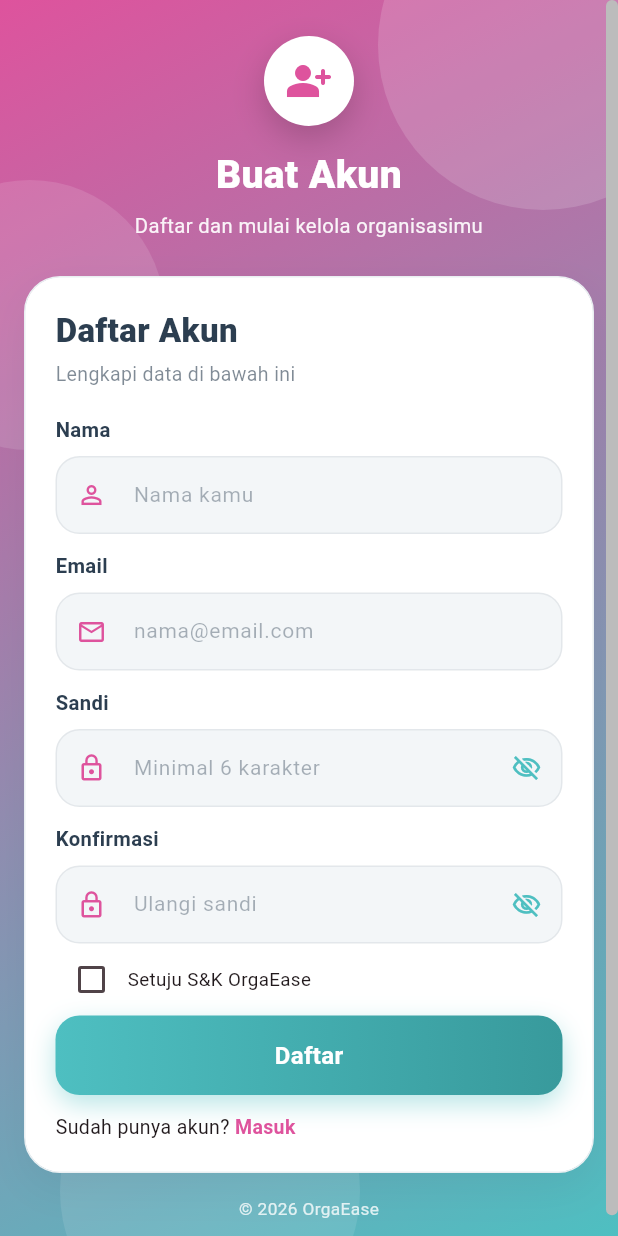
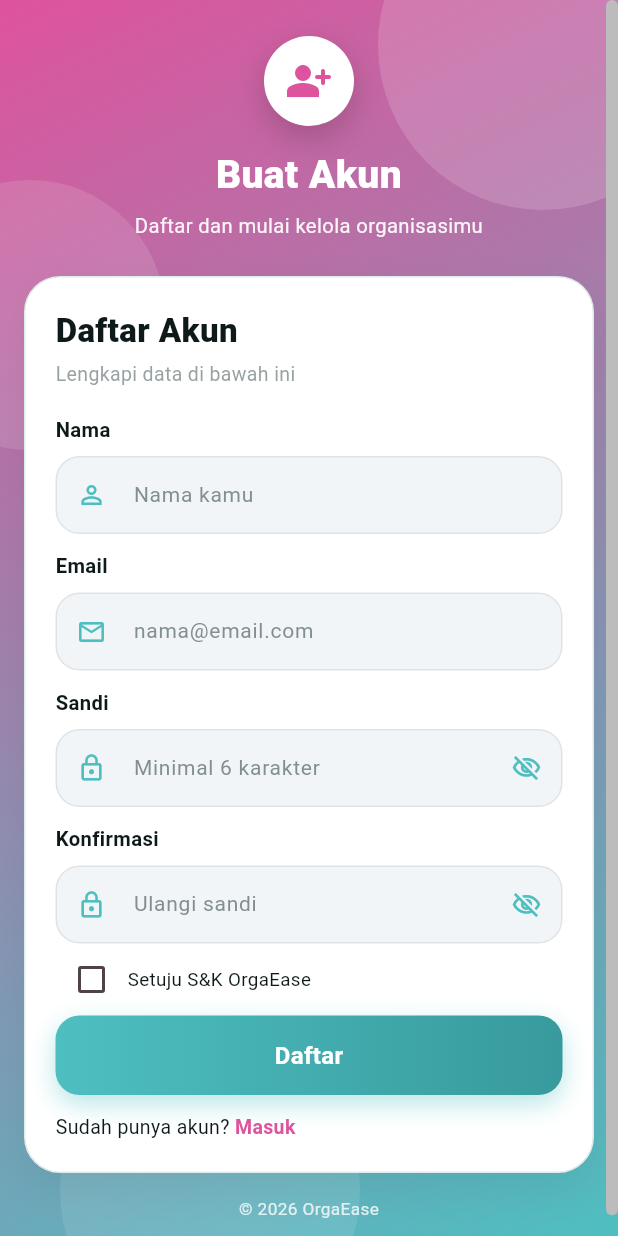
Before and after one commit to DionmaSinaga/OrgaEase, a Flutter app: the screen it shows after launch, after a tap on "Masuk", after a tap on "Daftar", on a phone screen of 412 x 824 dp. Run offline on Flutter 3.47's test engine with Material 3 defaults, Android fonts, the phone set to English and light mode, and no system bars; missing offline and left inert: postgres.

Commit message:
add dark mode

```diff
--- a/orga_ease/lib/app_color.dart
+++ b/orga_ease/lib/app_color.dart
@@ -4,17 +4,94 @@ class AppColors {
   // Warna Fondasi Utama Anda
   static const Color primaryPink = Color(0xFFDE539D);
   static const Color primaryTeal = Color(0xFF4EBFC1);
-  static const Color backgroundWhite = Color(0xFFF9FDFD);
+  static const Color lightBackground = Color(0xFFF9FDFD);
+  static const Color lightCard = Color(0xFFEAEFF2);
+  static const Color lightText = Color(0xFF0E1A1A);
+  static const Color lightSubtext = Color(0xFF526363);
+  static const Color lightBorder = Color(0xFFE0EBEB);
 
-  // Varian Tambahan
-  static const Color textDark = Color(0xFF2C3E50);
-  static const Color cardGray = Color(0xFFEAEFF2);
-  static const Color pinkHover = Color(0xFFB8387C);
-  static const Color pinkSoft = Color(0xFFFCE4F0);
-  static const Color tealHover = Color(0xFF389A9C);
+  // Palet Dark Mode
+  static const Color darkPink = primaryPink; // tetap sama, tapi bisa diganti jika mau
+  static const Color darkTeal = primaryTeal; // tetap sama, tapi bisa diganti jika mau
+  static const Color darkBackground = Color(0xFF121E1F);
+  static const Color darkCard = Color(0xFF1A2C2E);
+  static const Color darkText = Color(0xFFE0F2F1);
+  static const Color darkSubtext = Color(0xFF94A8A8);
+  static const Color darkBorder = Color(0xFF2A3F41);
 
   // Fungsional
   static const Color success = Color(0xFF2ECC71);
   static const Color warning = Color(0xFFF1C40F);
   static const Color error = Color(0xFFE74C3C);
+
+  // --- Varian hover / tekan / lembut (saya sesuaikan dari palet Anda) ---
+  // Light: hover = versi lebih gelap agar kontras di atas terang.
+  static const Color pinkHover = Color(0xFFB8387C);
+  static const Color tealHover = Color(0xFF389A9C);
+  static const Color pinkSoft = Color(0xFFFCE4F0);
+  static const Color tealSoft = Color(0xFFDCF3F4);
+  // Dark: hover = versi lebih terang agar kontras di atas gelap.
+  static const Color darkPinkHover = pinkHover;
+  static const Color darkTealHover = tealHover;
+  static const Color darkPinkSoft = Color(0xFF3A2A32);
+  static const Color darkTealSoft = Color(0xFF1E3D40);
+  // Isian field saat dark: sedikit lebih terang dari kartu.
+  static const Color darkField = Color(0xFF22393C);
+
+  // --- Helper sadar-tema ---
+  static bool isDark(BuildContext context) =>
+      Theme.of(context).brightness == Brightness.dark;
+
+  /// Aksen utama mengikuti tema (pink terang / pink lembut di dark).
+  static Color primary(BuildContext context) =>
+      isDark(context) ? darkPink : primaryPink;
+
+  static Color secondary(BuildContext context) =>
+      isDark(context) ? darkTeal : primaryTeal;
+
+  static Color primaryHover(BuildContext context) =>
+      isDark(context) ? darkPinkHover : pinkHover;
+
+  static Color secondaryHover(BuildContext context) =>
+      isDark(context) ? darkTealHover : tealHover;
+
+  static Color primarySoft(BuildContext context) =>
+      isDark(context) ? darkPinkSoft : pinkSoft;
+
+  static Color secondarySoft(BuildContext context) =>
+      isDark(context) ? darkTealSoft : tealSoft;
+
+  /// Permukaan kartu: putih di light (kontras dgn lightBackground),
+  /// darkCard di dark.
+  static Color card(BuildContext context) =>
+      isDark(context) ? darkCard : Colors.white;
+
+  /// Permukaan alternatif (footer sidebar, chip ikon, dsb).
+  static Color cardAlt(BuildContext context) =>
+      isDark(context) ? darkField : lightCard;
+
+  static Color border(BuildContext context) =>
+      isDark(context) ? darkBorder : lightBorder;
+
+  static Color ink(BuildContext context) =>
+      isDark(context) ? darkText : lightText;
+
+  static Color subInk(BuildContext context, [double alpha = 0.6]) =>
+      (isDark(context) ? darkSubtext : lightSubtext)
+          .withValues(alpha: alpha);
+
+  static Color mutedIcon(BuildContext context) =>
+      isDark(context) ? darkSubtext : lightSubtext;
+
+  /// Isian TextField.
+  static Color field(BuildContext context) =>
+      isDark(context) ? darkField : lightCard.withValues(alpha: 0.6);
+
+  static Color fieldBorder(BuildContext context) =>
+      isDark(context) ? darkBorder : lightText.withValues(alpha: 0.08);
+
+  /// Warna bayangan kartu.
+  static Color cardShadow(BuildContext context) => isDark(context)
+      ? Colors.black.withValues(alpha: 0.35)
+      : lightText.withValues(alpha: 0.07);
 }
--- /dev/null
+++ b/orga_ease/lib/core/app_theme.dart
@@ -0,0 +1,165 @@
+import 'package:flutter/material.dart';
+import 'package:orga_ease/app_color.dart';
+
+/// Tema terang & gelap OrgaEase, selaras dengan palet baru di AppColors.
+class AppTheme {
+  static ThemeData light() {
+    final scheme = ColorScheme.fromSeed(
+      seedColor: AppColors.primaryPink,
+      brightness: Brightness.light,
+    );
+    return ThemeData(
+      useMaterial3: true,
+      brightness: Brightness.light,
+      scaffoldBackgroundColor: AppColors.lightBackground,
+      primaryColor: AppColors.primaryPink,
+      colorScheme: scheme.copyWith(
+        primary: AppColors.primaryPink,
+        secondary: AppColors.primaryTeal,
+        surface: Colors.white,
+        error: AppColors.error,
+      ),
+      cardColor: Colors.white,
+      dividerColor: AppColors.lightBorder,
+      hoverColor: AppColors.primaryPink.withValues(alpha: 0.06),
+      splashColor: AppColors.primaryPink.withValues(alpha: 0.12),
+      // Tombol aksi utama: pink -> pinkHover saat ditekan/hover.
+      elevatedButtonTheme: ElevatedButtonThemeData(
+        style: ButtonStyle(
+          backgroundColor: WidgetStateProperty.resolveWith((s) {
+            if (s.contains(WidgetState.pressed) ||
+                s.contains(WidgetState.hovered) ||
+                s.contains(WidgetState.focused)) {
+              return AppColors.pinkHover;
+            }
+            return AppColors.primaryPink;
+          }),
+          foregroundColor:
+              const WidgetStatePropertyAll<Color>(Colors.white),
+        ),
+      ),
+      textButtonTheme: TextButtonThemeData(
+        style: ButtonStyle(
+          foregroundColor: WidgetStateProperty.resolveWith((s) {
+            if (s.contains(WidgetState.pressed) ||
+                s.contains(WidgetState.hovered)) {
+              return AppColors.pinkHover;
+            }
+            return AppColors.primaryPink;
+          }),
+        ),
+      ),
+      checkboxTheme: CheckboxThemeData(
+        fillColor: WidgetStateProperty.resolveWith((s) {
+          if (s.contains(WidgetState.selected)) {
+            return AppColors.primaryTeal;
+          }
+          return null;
+        }),
+      ),
+      inputDecorationTheme: InputDecorationTheme(
+        focusedBorder: OutlineInputBorder(
+          borderRadius: BorderRadius.circular(16),
+          borderSide:
+              const BorderSide(color: AppColors.primaryTeal, width: 1.6),
+        ),
+      ),
+      switchTheme: SwitchThemeData(
+        thumbColor: const WidgetStatePropertyAll<Color>(Colors.white),
+        trackColor: WidgetStateProperty.resolveWith((s) {
+          if (s.contains(WidgetState.selected)) {
+            return AppColors.lightText.withValues(alpha: 0.85);
+          }
+          return Colors.white.withValues(alpha: 0.45);
+        }),
+      ),
+    );
+  }
+
+  static ThemeData dark() {
+    final scheme = ColorScheme.fromSeed(
+      seedColor: AppColors.darkPink,
+      brightness: Brightness.dark,
+    );
+    return ThemeData(
+      useMaterial3: true,
+      brightness: Brightness.dark,
+      scaffoldBackgroundColor: AppColors.darkBackground,
+      primaryColor: AppColors.darkPink,
+      colorScheme: scheme.copyWith(
+        primary: AppColors.darkPink,
+        secondary: AppColors.darkTeal,
+        surface: AppColors.darkCard,
+        surfaceContainerHighest: AppColors.darkField,
+        error: AppColors.error,
+      ),
+      cardColor: AppColors.darkCard,
+      dividerColor: AppColors.darkBorder,
+      hoverColor: AppColors.darkPink.withValues(alpha: 0.10),
+      splashColor: AppColors.darkPink.withValues(alpha: 0.16),
+      appBarTheme: const AppBarTheme(
+          backgroundColor: AppColors.darkBackground,
+          foregroundColor: AppColors.darkText),
+      elevatedButtonTheme: ElevatedButtonThemeData(
+        style: ButtonStyle(
+          backgroundColor: WidgetStateProperty.resolveWith((s) {
+            if (s.contains(WidgetState.pressed) ||
+                s.contains(WidgetState.hovered) ||
+                s.contains(WidgetState.focused)) {
+              return AppColors.darkPinkHover;
+            }
+            return AppColors.darkPink;
+          }),
+          // Teks gelap di atas pink lembut agar kontras.
+          foregroundColor:
+              const WidgetStatePropertyAll<Color>(AppColors.darkBackground),
+        ),
+      ),
+      textButtonTheme: TextButtonThemeData(
+        style: ButtonStyle(
+          foregroundColor: WidgetStateProperty.resolveWith((s) {
+            if (s.contains(WidgetState.pressed) ||
+                s.contains(WidgetState.hovered)) {
+              return AppColors.darkPinkHover;
+            }
+            return AppColors.darkPink;
+          }),
+        ),
+      ),
+      checkboxTheme: CheckboxThemeData(
+        fillColor: WidgetStateProperty.resolveWith((s) {
+          if (s.contains(WidgetState.selected)) {
+            return AppColors.darkTeal;
+          }
+          return null;
+        }),
+        checkColor:
+            const WidgetStatePropertyAll<Color>(AppColors.darkBackground),
+      ),
+      inputDecorationTheme: InputDecorationTheme(
+        focusedBorder: OutlineInputBorder(
+          borderRadius: BorderRadius.circular(16),
+          borderSide:
+              const BorderSide(color: AppColors.darkTeal, width: 1.6),
+        ),
+      ),
+      switchTheme: SwitchThemeData(
+        thumbColor: WidgetStateProperty.resolveWith((s) {
+          if (s.contains(WidgetState.selected)) return AppColors.darkPink;
+          return Colors.white;
+        }),
+        trackColor: WidgetStateProperty.resolveWith((s) {
+          if (s.contains(WidgetState.selected)) return Colors.white;
+          return Colors.white.withValues(alpha: 0.35);
+        }),
+      ),
+      snackBarTheme: const SnackBarThemeData(
+        behavior: SnackBarBehavior.floating,
+      ),
+    );
+  }
+}
+
+/// Helper kecil: true jika tema gelap sedang aktif.
+bool isDarkMode(BuildContext context) =>
+    Theme.of(context).brightness == Brightness.dark;
--- /dev/null
+++ b/orga_ease/lib/core/theme_controller.dart
@@ -0,0 +1,18 @@
+import 'package:flutter/material.dart';
+
+/// Pengendali global untuk mode terang / gelap.
+/// Dipakai oleh [ThemeModeSwitch] di top bar dan didengarkan oleh [MyApp].
+class ThemeController {
+  static final ValueNotifier<ThemeMode> mode =
+      ValueNotifier<ThemeMode>(ThemeMode.light);
+
+  static bool get isDark => mode.value == ThemeMode.dark;
+
+  static void toggle() {
+    mode.value = isDark ? ThemeMode.light : ThemeMode.dark;
+  }
+
+  static void setDark(bool dark) {
+    mode.value = dark ? ThemeMode.dark : ThemeMode.light;
+  }
+}
--- a/orga_ease/lib/main.dart
+++ b/orga_ease/lib/main.dart
@@ -1,6 +1,7 @@
 import 'package:flutter/material.dart';
-import 'package:orga_ease/app_color.dart';
+import 'package:orga_ease/core/app_theme.dart';
 import 'package:orga_ease/core/app_window.dart';
+import 'package:orga_ease/core/theme_controller.dart';
 import 'package:orga_ease/pages/login_page.dart';
 
 void main() { runApp(const MyApp()); }
@@ -9,18 +10,20 @@ class MyApp extends StatelessWidget {
   const MyApp({super.key});
   @override
   Widget build(BuildContext context) {
+    return ValueListenableBuilder<ThemeMode>(
+      valueListenable: ThemeController.mode,
+      builder: (context, mode, _) {
         return MaterialApp(
           debugShowCheckedModeBanner: false,
           title: 'OrgaEase',
-      theme: ThemeData(
-        scaffoldBackgroundColor: AppColors.backgroundWhite,
-        primaryColor: AppColors.primaryPink,
-        colorScheme: ColorScheme.fromSeed(seedColor: AppColors.primaryPink),
-        useMaterial3: true,
-      ),
+          theme: AppTheme.light(),
+          darkTheme: AppTheme.dark(),
+          themeMode: mode,
           builder: (context, child) =>
               MinWindowGuard(child: child ?? const SizedBox.shrink()),
           home: const LoginPage(),
         );
+      },
+    );
   }
 }
--- a/orga_ease/lib/pages/login_page.dart
+++ b/orga_ease/lib/pages/login_page.dart
@@ -68,12 +68,12 @@ class _LoginPageState extends State<LoginPage> {
           crossAxisAlignment: CrossAxisAlignment.start,
           mainAxisSize: MainAxisSize.min,
           children: [
-            const Text('Masuk Akun', style: TextStyle(fontSize: 22,
-              fontWeight: FontWeight.w800, color: AppColors.textDark)),
+            Text('Masuk Akun', style: TextStyle(fontSize: 22,
+              fontWeight: FontWeight.w800, color: AppColors.ink(context))),
             const SizedBox(height: 4),
             Text('Silakan isi data di bawah ini', style: TextStyle(
               fontSize: 13,
-              color: AppColors.textDark.withValues(alpha: .6))),
+              color: AppColors.subInk(context))),
             const SizedBox(height: 20),
             AuthTextField(controller: _email, label: 'Email',
               hint: 'nama@email.com', prefixIcon: Icons.email_outlined,
@@ -90,7 +90,7 @@ class _LoginPageState extends State<LoginPage> {
               suffixIcon: IconButton(
                 icon: Icon(_obsc ? Icons.visibility_off_outlined
                   : Icons.visibility_outlined,
-                  color: AppColors.primaryTeal, size: 20),
+                  color: AppColors.secondary(context), size: 20),
                 onPressed: () => setState(() => _obsc = !_obsc)),
               validator: (v) {
                 if (v == null || v.isEmpty) return 'Sandi wajib diisi';
@@ -104,32 +104,35 @@ class _LoginPageState extends State<LoginPage> {
               children: [
                 Row(mainAxisSize: MainAxisSize.min, children: [
                   Checkbox(value: _rem,
-                    activeColor: AppColors.primaryTeal,
+                    activeColor: AppColors.secondary(context),
                     onChanged: (v) =>
                       setState(() => _rem = v ?? false)),
-                  const Text('Ingat saya',
-                    style: TextStyle(fontSize: 13)),
+                  Text('Ingat saya',
+                    style: TextStyle(fontSize: 13,
+                      color: AppColors.ink(context))),
                 ]),
                 TextButton(onPressed: () {},
-                  child: const Text('Lupa sandi?',
-                    style: TextStyle(color: AppColors.primaryPink,
+                  child: Text('Lupa sandi?',
+                    style: TextStyle(color: AppColors.primary(context),
                       fontWeight: FontWeight.w600, fontSize: 13))),
               ]),
-            GradientButton(text: 'Masuk', isLoading: _load, onPressed: _login),
+            GradientButton(text: 'Masuk', isLoading: _load, onPressed: _login,
+              gradientColors: GradientButton.themeGradient(context)),
             const SizedBox(height: 14),
             // Wrap agar tidak overflow / newline aneh saat jendela sempit.
             Wrap(alignment: WrapAlignment.center,
               crossAxisAlignment: WrapCrossAlignment.center,
               children: [
-                const Text('Belum punya akun? ',
-                  style: TextStyle(fontSize: 13)),
+                Text('Belum punya akun? ',
+                  style: TextStyle(fontSize: 13,
+                    color: AppColors.ink(context))),
                 GestureDetector(
                   onTap: () => Navigator.push(context, MaterialPageRoute(
                     builder: (_) => const RegisterPage())),
-                  child: const Text('Daftar',
+                  child: Text('Daftar',
                     style: TextStyle(fontSize: 13,
                       fontWeight: FontWeight.w700,
-                      color: AppColors.primaryPink))),
+                      color: AppColors.primary(context)))),
               ]),
           ],
         ),
--- a/orga_ease/lib/pages/register_page.dart
+++ b/orga_ease/lib/pages/register_page.dart
@@ -71,11 +71,11 @@ class _RegisterPageState extends State<RegisterPage> {
           crossAxisAlignment: CrossAxisAlignment.start,
           mainAxisSize: MainAxisSize.min,
           children: [
-            const Text('Daftar Akun', style: TextStyle(fontSize: 22,
-              fontWeight: FontWeight.w800, color: AppColors.textDark)),
+            Text('Daftar Akun', style: TextStyle(fontSize: 22,
+              fontWeight: FontWeight.w800, color: AppColors.ink(context))),
             const SizedBox(height: 4),
             Text('Lengkapi data di bawah ini', style: TextStyle(fontSize: 13,
-              color: AppColors.textDark.withValues(alpha: .6))),
+              color: AppColors.subInk(context))),
             const SizedBox(height: 18),
             AuthTextField(controller: _name, label: 'Nama',
               hint: 'Nama kamu', prefixIcon: Icons.person_outline,
@@ -92,7 +92,7 @@ class _RegisterPageState extends State<RegisterPage> {
               suffixIcon: IconButton(
                 icon: Icon(_o1 ? Icons.visibility_off_outlined
                   : Icons.visibility_outlined,
-                  color: AppColors.primaryTeal, size: 20),
+                  color: AppColors.secondary(context), size: 20),
                 onPressed: () => setState(() => _o1 = !_o1)),
               validator: (v) => v!.length < 6 ? 'Minimal 6' : null),
             const SizedBox(height: 12),
@@ -102,32 +102,34 @@ class _RegisterPageState extends State<RegisterPage> {
               suffixIcon: IconButton(
                 icon: Icon(_o2 ? Icons.visibility_off_outlined
                   : Icons.visibility_outlined,
-                  color: AppColors.primaryTeal, size: 20),
+                  color: AppColors.secondary(context), size: 20),
                 onPressed: () => setState(() => _o2 = !_o2)),
               validator: (v) => v != _pass.text ? 'Tidak sama' : null),
             Row(children: [
-              Checkbox(value: _agree, activeColor: AppColors.primaryTeal,
+              Checkbox(value: _agree,
+                activeColor: AppColors.secondary(context),
                 onChanged: (v) => setState(() => _agree = v ?? false)),
-              const Expanded(child: Text('Setuju S&K OrgaEase',
-                style: TextStyle(fontSize: 12.5))),
+              Expanded(child: Text('Setuju S&K OrgaEase',
+                style: TextStyle(fontSize: 12.5,
+                  color: AppColors.ink(context)))),
             ]),
             GradientButton(text: 'Daftar', isLoading: _load,
               onPressed: _reg,
-              gradientColors: const [
-                AppColors.primaryTeal, AppColors.tealHover]),
+              gradientColors: GradientButton.themeTealGradient(context)),
             const SizedBox(height: 12),
             // Wrap agar tidak overflow saat jendela disempitkan.
             Wrap(alignment: WrapAlignment.center,
               crossAxisAlignment: WrapCrossAlignment.center,
               children: [
-                const Text('Sudah punya akun? ',
-                  style: TextStyle(fontSize: 13)),
+                Text('Sudah punya akun? ',
+                  style: TextStyle(fontSize: 13,
+                    color: AppColors.ink(context))),
                 GestureDetector(
                   onTap: () => Navigator.pop(context),
-                  child: const Text('Masuk',
+                  child: Text('Masuk',
                     style: TextStyle(fontSize: 13,
                       fontWeight: FontWeight.w700,
-                      color: AppColors.primaryPink))),
+                      color: AppColors.primary(context)))),
               ]),
           ],
         ),
--- a/orga_ease/lib/widgets/auth_components.dart
+++ b/orga_ease/lib/widgets/auth_components.dart
@@ -15,6 +15,18 @@ class GradientButton extends StatelessWidget {
     this.gradientColors = const [
       AppColors.primaryPink, AppColors.pinkHover],
   });
+
+  /// Gradien sadar-tema: pink->hover di light, darkPink->hover di dark.
+  static List<Color> themeGradient(BuildContext context) =>
+      AppColors.isDark(context)
+          ? const [AppColors.darkPink, AppColors.darkPinkHover]
+          : const [AppColors.primaryPink, AppColors.pinkHover];
+
+  /// Gradien teal sadar-tema (untuk tombol Daftar).
+  static List<Color> themeTealGradient(BuildContext context) =>
+      AppColors.isDark(context)
+          ? const [AppColors.darkTeal, AppColors.darkTealHover]
+          : const [AppColors.primaryTeal, AppColors.tealHover];
 
   @override
   Widget build(BuildContext context) {
@@ -64,12 +76,12 @@ class AuthCard extends StatelessWidget {
           width: double.infinity,
           padding: EdgeInsets.all(pad),
           decoration: BoxDecoration(
-            color: Colors.white,
+            color: AppColors.card(context),
             borderRadius: BorderRadius.circular(24),
-            border: Border.all(color: AppColors.cardGray),
+            border: Border.all(color: AppColors.border(context)),
             boxShadow: [
               BoxShadow(
-                color: AppColors.textDark.withValues(alpha: 0.08),
+                color: AppColors.cardShadow(context),
                 blurRadius: 24, offset: const Offset(0, 10)),
             ],
           ),
--- a/orga_ease/lib/widgets/auth_layout.dart
+++ b/orga_ease/lib/widgets/auth_layout.dart
@@ -38,15 +38,19 @@ class _AuthLayoutState extends State<AuthLayout> {
 
   @override
   Widget build(BuildContext context) {
+    final dark = AppColors.isDark(context);
+    final grad = dark
+        ? const [AppColors.darkPink, AppColors.darkTeal]
+        : const [AppColors.primaryPink, AppColors.primaryTeal];
     return Scaffold(
       body: Container(
         width: double.infinity,
         height: double.infinity,
-        decoration: const BoxDecoration(
+        decoration: BoxDecoration(
           gradient: LinearGradient(
             begin: Alignment.topLeft,
             end: Alignment.bottomRight,
-            colors: [AppColors.primaryPink, AppColors.primaryTeal],
+            colors: grad,
           ),
         ),
         child: Stack(
@@ -120,7 +124,7 @@ class _AuthLayoutState extends State<AuthLayout> {
                                       ],
                                     ),
                                     child: Icon(widget.icon, size: 32,
-                                      color: AppColors.primaryPink),
+                                      color: AppColors.primary(context)),
                                   ),
                                   const SizedBox(height: 14),
                                   Text(widget.title,
--- a/orga_ease/lib/widgets/auth_textfield.dart
+++ b/orga_ease/lib/widgets/auth_textfield.dart
@@ -25,34 +25,35 @@ class AuthTextField extends StatelessWidget {
 
   @override
   Widget build(BuildContext context) {
+    final ink = AppColors.ink(context);
+    final hintColor = AppColors.subInk(context, 0.7);
     return Column(
       crossAxisAlignment: CrossAxisAlignment.start,
       children: [
-        Text(label, style: const TextStyle(
+        Text(label, style: TextStyle(
           fontSize: 13.5, fontWeight: FontWeight.w600,
-          color: AppColors.textDark)),
+          color: ink)),
         const SizedBox(height: 8),
         TextFormField(
           controller: controller,
           obscureText: obscureText,
           keyboardType: keyboardType,
           validator: validator,
-          style: const TextStyle(color: AppColors.textDark, fontSize: 14.5),
+          style: TextStyle(color: ink, fontSize: 14.5),
           decoration: InputDecoration(
             hintText: hint,
             hintStyle: TextStyle(
-              color: AppColors.textDark.withValues(alpha: 0.4), fontSize: 14),
+              color: hintColor, fontSize: 14),
             prefixIcon: Icon(prefixIcon,
-              color: AppColors.primaryPink, size: 20),
+              color: AppColors.secondary(context), size: 20),
             suffixIcon: suffixIcon,
             filled: true,
-            fillColor: AppColors.cardGray.withValues(alpha: 0.55),
+            fillColor: AppColors.field(context),
             contentPadding: const EdgeInsets.symmetric(
               horizontal: 16, vertical: 15),
             border: _border(null),
-            enabledBorder: _border(
-              AppColors.textDark.withValues(alpha: 0.08)),
-            focusedBorder: _border(AppColors.primaryTeal, 1.6),
+            enabledBorder: _border(AppColors.fieldBorder(context)),
+            focusedBorder: _border(AppColors.secondary(context), 1.6),
             errorBorder: _border(AppColors.error),
             focusedErrorBorder: _border(AppColors.error, 1.6),
           ),
```
Also changed, not shown: orga_ease/lib/pages/home_page.dart (+48 -29 lines), orga_ease/lib/widgets/app_sidebar.dart (+15 -7 lines), orga_ease/lib/widgets/theme_switch.dart (added, +67 -0 lines). Lines whose indentation alone changed are shown as unchanged.
